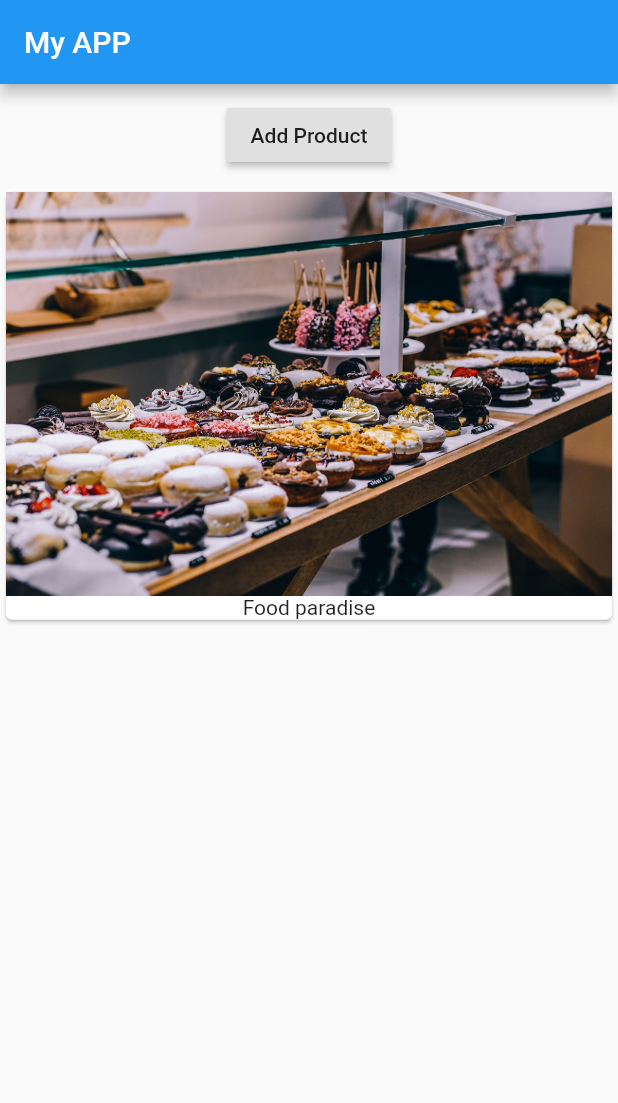
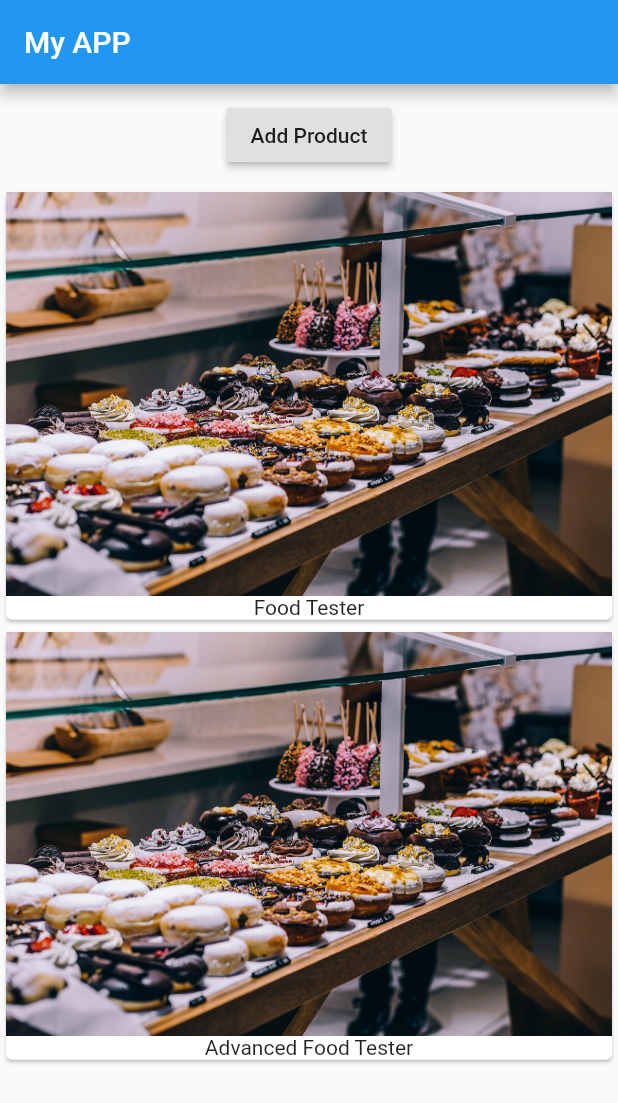
Before and after one commit to kunalindoliya/First-Flutter-App, a Flutter app: the screen it shows after launch, after a tap on "Add Product", on a phone screen of 412 x 824 dp. Shown: the top 1103 px of the screen. Run offline on Flutter 3.47's test engine with Material 2 defaults, Android fonts, the phone set to English and light mode, and no system bars.

Commit message:
Adding List.

```diff
--- a/lib/main.dart
+++ b/lib/main.dart
@@ -11,6 +11,7 @@ class MyApp extends StatefulWidget {
 
 }
 class _MyAppState extends State<MyApp>{
+  List<String> _products=['Food Tester'];
   @override
   Widget build(BuildContext context) {
     return MaterialApp(
@@ -22,17 +23,23 @@ class _MyAppState extends State<MyApp>{
             Container(
                 margin: EdgeInsets.all(10.0),
                 child: RaisedButton(
-                  onPressed: () {},
+                  onPressed: () {
+                    setState(() {
+                      _products.add("Advanced Food Tester");
+                    });
+                  },
                   child: Text('Add Product'),
                 ),
             ),
-            Card(
+            Column(children:_products.map((element)=> Card(
               child: Column(
                 children: <Widget>[
                   Image.asset('assets/food.jpg'),
-                  Text("Food paradise")
+                  Text(element)
                 ],
               ),
+            ),
+            ).toList(),
             ),
           ])
       ),
```
